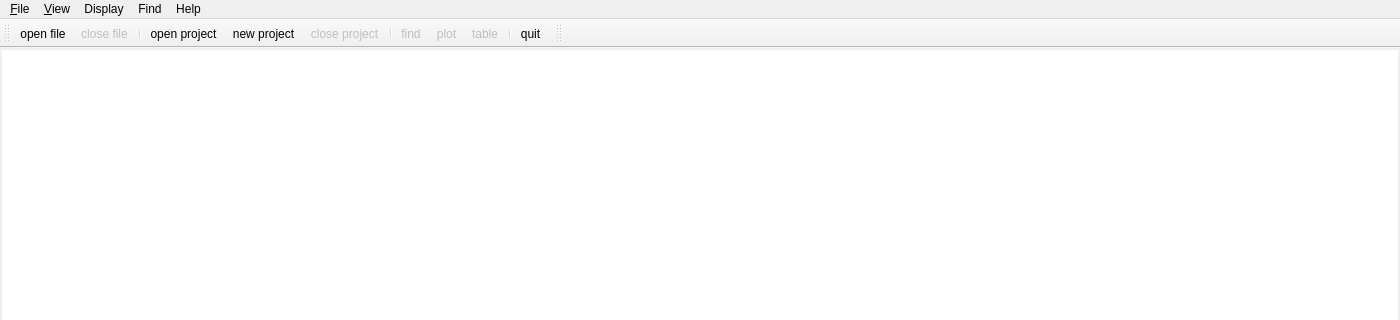
This is MainWindow.ui in bendalab/NixView as Qt 5 draws it before an edit; both pictures show x 0 to 1400 and y 0 to 320 of the 1400 by 788 pixel window. The edited form follows.
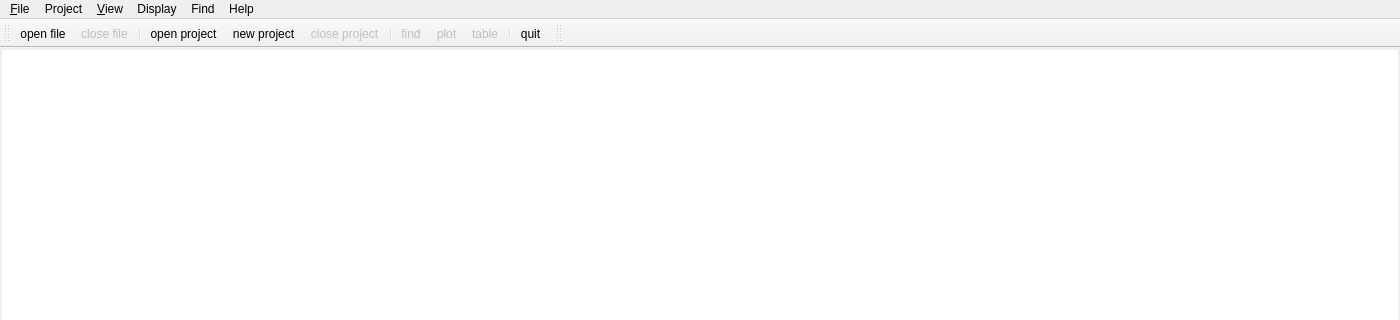
This is the edited form. Icons and pictures are not drawn. Custom widgets are drawn as their Qt base class.

Commit message: [MainView] add project menu with some actions

Patch:
```diff
--- a/MainWindow.ui
+++ b/MainWindow.ui
@@ -449,7 +449,19 @@
      <string>Find</string>
     </property>
    </widget>
+   <widget class="QMenu" name="menuProject">
+    <property name="title">
+     <string>Project</string>
+    </property>
+    <addaction name="actionProjectAdd_file"/>
+    <addaction name="actionProjectRemove_file"/>
+    <addaction name="separator"/>
+    <addaction name="actionProjectIndex_files"/>
+    <addaction name="separator"/>
+    <addaction name="actionProject_edit"/>
+   </widget>
    <addaction name="menuFile"/>
+   <addaction name="menuProject"/>
    <addaction name="menuView"/>
    <addaction name="menuPlot"/>
    <addaction name="menuFind"/>
```
Left out of the diff: 80 changed lines with no effect on the pictures. The commit also changes 3 other files.
